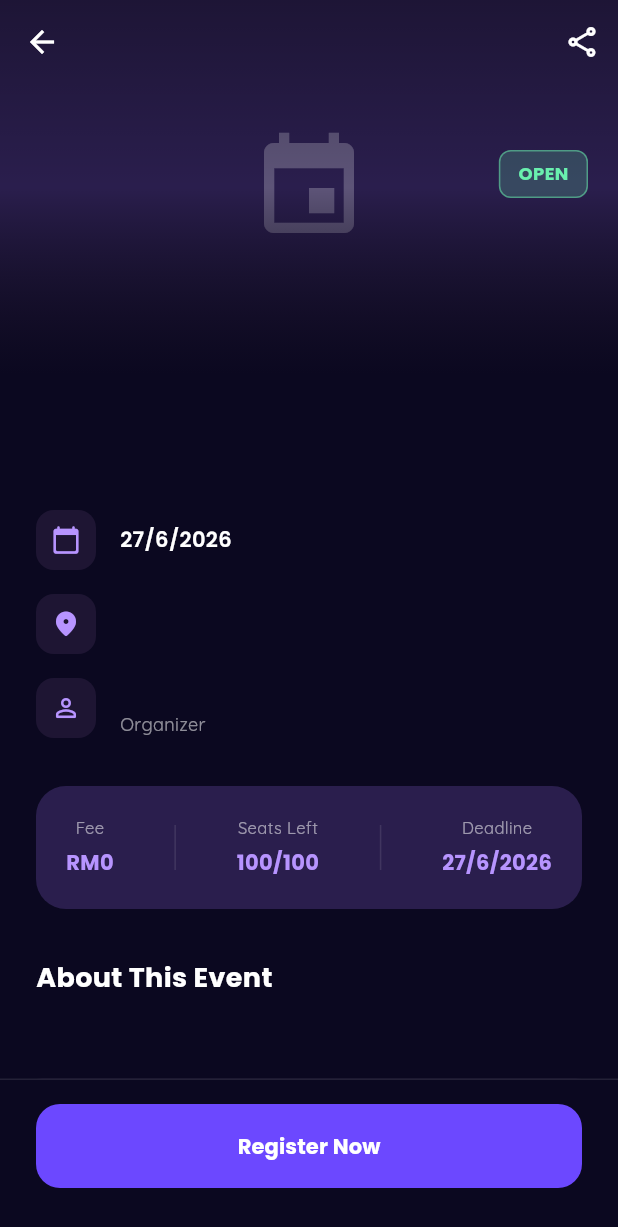
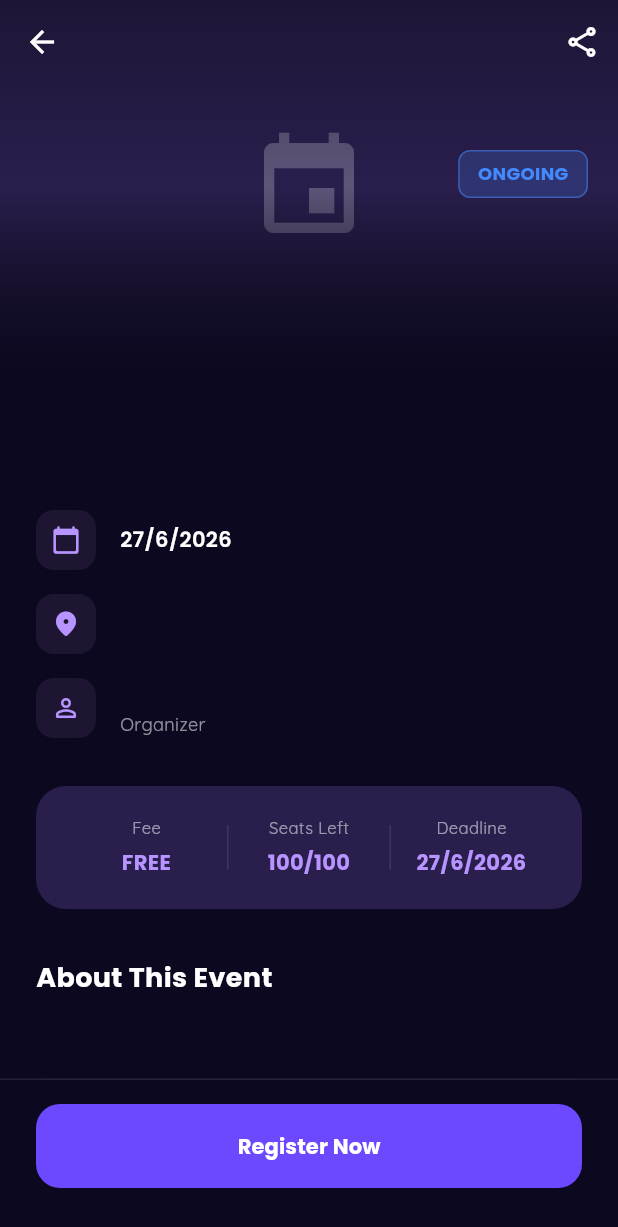
Before and after one commit to razansalah1012/KTREvent--Group-05, a Flutter app: the EventDetailsScreen screen opened directly with empty values, on a phone screen of 412 x 824 dp. Shown: the top 1227 px of the screen. Run offline on Flutter 3.47's test engine with Material 3 defaults, Android fonts, the phone set to English and light mode, and no system bars; our stand-ins replace cloud_firestore, file_picker, firebase_auth, firebase_core, firebase_storage, fl_chart and 6 more; accounts and stored records are empty.

Commit message:
Fix event filtering, status badges, and dashboard navigation inconsistencies

```diff
--- a/lib/modules/events/models/event_model.dart
+++ b/lib/modules/events/models/event_model.dart
@@ -48,6 +48,34 @@ class EventModel {
     this.whatToExpect,
     this.paperworkUrl,
   });
+
+  String getStatus() {
+    final now = DateTime.now();
+    final today = DateTime(now.year, now.month, now.day);
+    final eventDate = DateTime(date.year, date.month, date.day);
+
+    if (eventDate.isAtSameMomentAs(today)) {
+      return 'ONGOING';
+    }
+
+    if (eventDate.isBefore(today)) {
+      return 'CLOSED';
+    }
+
+    if (registrationDeadline != null && registrationDeadline!.isBefore(now)) {
+      return 'CLOSED';
+    }
+
+    if (registeredCount >= capacity) {
+      return 'FULL';
+    }
+
+    if (capacity - registeredCount <= 5) {
+      return 'CLOSING SOON';
+    }
+
+    return 'OPEN';
+  }
 
   Map<String, dynamic> toCreateMap() {
     return {
--- a/lib/modules/student/screens/event_details_screen.dart
+++ b/lib/modules/student/screens/event_details_screen.dart
@@ -86,7 +86,7 @@ class _EventDetailsScreenState extends State<EventDetailsScreen> {
             final seatsLeft = event.capacity - event.registeredCount;
             final deadline = event.registrationDeadline != null
                 ? '${event.registrationDeadline!.day}/${event.registrationDeadline!.month}/${event.registrationDeadline!.year}'
-                : AppTranslations.get(lang, 'not_applicable');
+                : null;
 
             return Scaffold(
               backgroundColor: const Color(0xFF0B0820),
@@ -122,7 +122,7 @@ class _EventDetailsScreenState extends State<EventDetailsScreen> {
                           const SizedBox(height: 16),
                           _buildInfoRow(
                             Icons.person_outline_rounded,
-                            event.organizerName ?? 'Computer Society UTM',
+                            event.organizerName ?? 'Organizer',
                             AppTranslations.get(lang, 'organizer'),
                           ),
 
@@ -148,6 +148,8 @@ class _EventDetailsScreenState extends State<EventDetailsScreen> {
                             ),
                           ),
 
+                          if (event.whatToExpect != null &&
+                              event.whatToExpect!.isNotEmpty) ...[
                             const SizedBox(height: 32),
                             Text(
                               AppTranslations.get(lang, 'what_to_expect'),
@@ -158,29 +160,8 @@ class _EventDetailsScreenState extends State<EventDetailsScreen> {
                               ),
                             ),
                             const SizedBox(height: 16),
-                          if (event.whatToExpect != null &&
-                              event.whatToExpect!.isNotEmpty)
                             ...event.whatToExpect!.map(
                               (item) => _buildExpectationItem(item),
-                            )
-                          else ...[
-                            _buildExpectationItem(
-                              AppTranslations.get(
-                                lang,
-                                'competitive_programming',
-                              ),
-                            ),
-                            _buildExpectationItem(
-                              AppTranslations.get(lang, 'problem_solving'),
-                            ),
-                            _buildExpectationItem(
-                              AppTranslations.get(
-                                lang,
-                                'networking_opportunities',
-                              ),
-                            ),
-                            _buildExpectationItem(
-                              AppTranslations.get(lang, 'certificates'),
                             ),
                           ],
 
@@ -200,6 +181,24 @@ class _EventDetailsScreenState extends State<EventDetailsScreen> {
   }
 
   Widget _buildSliverAppBar(EventModel event, String lang) {
+    final status = event.getStatus();
+    Color badgeColor = Colors.greenAccent;
+    String displayStatus = AppTranslations.get(lang, 'open');
+
+    if (status == 'FULL') {
+      badgeColor = Colors.redAccent;
+      displayStatus = AppTranslations.get(lang, 'full');
+    } else if (status == 'CLOSING SOON') {
+      badgeColor = Colors.orangeAccent;
+      displayStatus = AppTranslations.get(lang, 'closing_soon');
+    } else if (status == 'CLOSED') {
+      badgeColor = Colors.white38;
+      displayStatus = AppTranslations.get(lang, 'closed');
+    } else if (status == 'ONGOING') {
+      badgeColor = Colors.blueAccent;
+      displayStatus = AppTranslations.get(lang, 'ongoing');
+    }
+
     return SliverAppBar(
       expandedHeight: 250,
       backgroundColor: const Color(0xFF0B0820),
@@ -254,16 +253,16 @@ class _EventDetailsScreenState extends State<EventDetailsScreen> {
                   vertical: 6,
                 ),
                 decoration: BoxDecoration(
-                  color: Colors.greenAccent.withOpacity(0.2),
+                  color: badgeColor.withOpacity(0.2),
                   borderRadius: BorderRadius.circular(8),
                   border: Border.all(
-                    color: Colors.greenAccent.withOpacity(0.5),
+                    color: badgeColor.withOpacity(0.5),
                   ),
                 ),
                 child: Text(
-                  AppTranslations.get(lang, 'open'),
+                  displayStatus,
                   style: GoogleFonts.poppins(
-                    color: Colors.greenAccent,
+                    color: badgeColor,
                     fontSize: 12,
                     fontWeight: FontWeight.bold,
                   ),
@@ -318,7 +317,7 @@ class _EventDetailsScreenState extends State<EventDetailsScreen> {
   Widget _buildStatsSection(
     EventModel event,
     int seatsLeft,
-    String deadline,
+    String? deadline,
     String lang,
   ) {
     return Container(
@@ -328,16 +327,30 @@ class _EventDetailsScreenState extends State<EventDetailsScreen> {
         borderRadius: BorderRadius.circular(20),
       ),
       child: Row(
-        mainAxisAlignment: MainAxisAlignment.spaceBetween,
+        mainAxisAlignment: MainAxisAlignment.spaceEvenly,
         children: [
-          _statItem(AppTranslations.get(lang, 'fee'), 'RM${event.fee.toInt()}'),
+          Expanded(
+            child: _statItem(
+              AppTranslations.get(lang, 'fee'),
+              event.fee > 0 ? 'RM${event.fee.toInt()}' : 'FREE',
+            ),
+          ),
           _statDivider(),
-          _statItem(
+          Expanded(
+            child: _statItem(
               AppTranslations.get(lang, 'seats_left'),
               '$seatsLeft/${event.capacity}',
             ),
+          ),
+          if (deadline != null) ...[
             _statDivider(),
-          _statItem(AppTranslations.get(lang, 'deadline'), deadline),
+            Expanded(
+              child: _statItem(
+                AppTranslations.get(lang, 'deadline'),
+                deadline,
+              ),
+            ),
+          ],
         ],
       ),
     );
@@ -353,6 +366,7 @@ class _EventDetailsScreenState extends State<EventDetailsScreen> {
         const SizedBox(height: 4),
         Text(
           value,
+          textAlign: TextAlign.center,
           style: GoogleFonts.poppins(
             color: const Color(0xFFB794FF),
             fontSize: 14,
@@ -378,9 +392,11 @@ class _EventDetailsScreenState extends State<EventDetailsScreen> {
             size: 20,
           ),
           const SizedBox(width: 12),
-          Text(
+          Expanded(
+            child: Text(
               text,
               style: GoogleFonts.quicksand(color: Colors.white70, fontSize: 15),
+            ),
           ),
         ],
       ),
@@ -388,6 +404,8 @@ class _EventDetailsScreenState extends State<EventDetailsScreen> {
   }
 
   Widget _buildBottomBar(String lang, EventModel event) {
+    final status = event.getStatus();
+
     return Container(
       padding: const EdgeInsets.fromLTRB(24, 16, 24, 32),
       decoration: const BoxDecoration(
@@ -463,13 +481,33 @@ class _EventDetailsScreenState extends State<EventDetailsScreen> {
             );
           }
 
+          if (status == 'CLOSED') {
+            return Container(
+              height: 56,
+              width: double.infinity,
+              decoration: BoxDecoration(
+                color: Colors.white10,
+                borderRadius: BorderRadius.circular(16),
+              ),
+              alignment: Alignment.center,
+              child: Text(
+                AppTranslations.get(lang, 'closed').toUpperCase(),
+                style: GoogleFonts.poppins(
+                  fontSize: 16,
+                  fontWeight: FontWeight.bold,
+                  color: Colors.white38,
+                ),
+              ),
+            );
+          }
+
           return Row(
             children: [
               Expanded(
                 child: SizedBox(
                   height: 56,
                   child: ElevatedButton(
-                    onPressed: () async {
+                    onPressed: status == 'FULL' ? null : () async {
                       final eventDoc = await FirebaseFirestore.instance
                           .collection('events')
                           .doc(widget.eventId)
@@ -488,23 +526,26 @@ class _EventDetailsScreenState extends State<EventDetailsScreen> {
                     style: ElevatedButton.styleFrom(
                       backgroundColor: const Color(0xFF6C48FF),
                       foregroundColor: Colors.white,
+                      disabledBackgroundColor: Colors.white10,
                       shape: RoundedRectangleBorder(
                         borderRadius: BorderRadius.circular(16),
                       ),
                       elevation: 0,
                     ),
                     child: Text(
-                      AppTranslations.get(lang, 'register_now'),
+                      status == 'FULL'
+                        ? AppTranslations.get(lang, 'full').toUpperCase()
+                        : AppTranslations.get(lang, 'register_now'),
                       style: GoogleFonts.poppins(
                         fontSize: 14,
                         fontWeight: FontWeight.bold,
-                        color: Colors.white,
+                        color: status == 'FULL' ? Colors.white38 : Colors.white,
                       ),
                     ),
                   ),
                 ),
               ),
-              if (event.crewSlots > 0) ...[
+              if (event.crewSlots > 0 && status != 'CLOSED') ...[
                 const SizedBox(width: 12),
                 Expanded(
                   child: SizedBox(
--- a/lib/modules/student/screens/notifications_screen.dart
+++ b/lib/modules/student/screens/notifications_screen.dart
@@ -190,7 +190,7 @@ class _NotificationsScreenState extends State<NotificationsScreen> {
                     _buildFilterTab("All"),
                     _buildFilterTab("Requests"),
                     _buildFilterTab("Announcements"),
-                    _buildFilterTab("Chats"),
+                    if (_userRole == 'club_member') _buildFilterTab("Chats"),
                     _buildFilterTab("System"),
                   ],
                 ),
```
Also changed, not shown: lib/modules/club_member/screens/club_dashboard_screen.dart (+9 -2 lines), lib/modules/student/screens/explore_events_screen.dart (+16 -27 lines), lib/modules/student/screens/student_dashboard_screen.dart (+7 -0 lines), lib/modules/student/widgets/event_ticket_card.dart (+20 -11 lines). Lines whose indentation alone changed are shown as unchanged.
